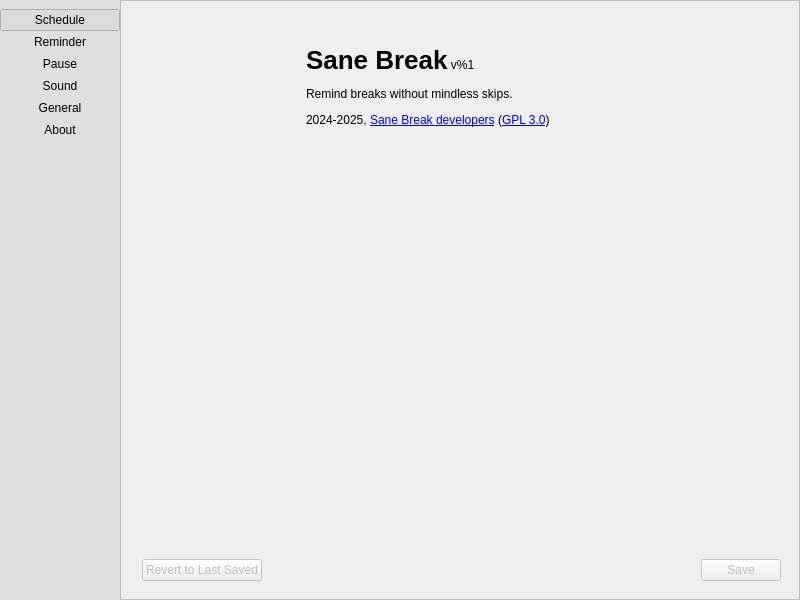
Before: the Qt Designer form src/gui/pref-window.ui in AllanChain/sane-break, drawn with Qt 5.
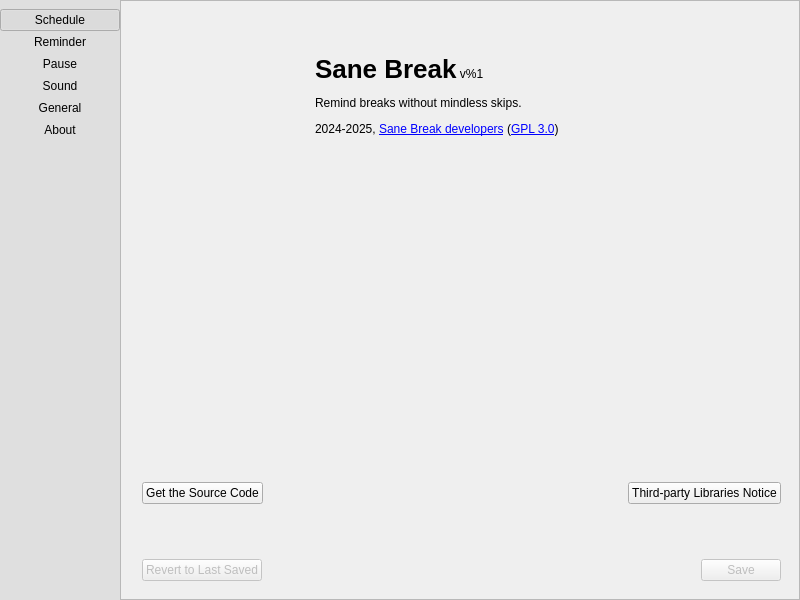
After: the same form once the commit is applied. The open tabs and pages were chosen to show the change. Icons and pictures are not drawn. Custom widgets are drawn as their Qt base class.

Commit message: move notices to a separate window for performance

The edit to the form file:
```diff
--- a/src/gui/pref-window.ui
+++ b/src/gui/pref-window.ui
@@ -1371,7 +1371,8 @@
             <property name="spacing">
              <number>24</number>
             </property>
-            <item>
+            <item alignment="Qt::AlignmentFlag::AlignTop">
+             <widget class="QWidget" name="aboutInfo" native="true">
              <layout class="QHBoxLayout" name="horizontalLayout_2">
               <property name="spacing">
                <number>16</number>
@@ -1452,40 +1453,38 @@
                </widget>
               </item>
              </layout>
+             </widget>
             </item>
             <item>
-             <widget class="QLabel" name="noticeLabel">
-              <property name="sizePolicy">
-               <sizepolicy hsizetype="Preferred" vsizetype="Expanding">
-                <horstretch>0</horstretch>
-                <verstretch>0</verstretch>
-               </sizepolicy>
-              </property>
-              <property name="minimumSize">
+             <layout class="QHBoxLayout" name="horizontalLayout_7">
+              <item>
+               <widget class="QPushButton" name="sourceCodeButton">
+                <property name="text">
+                 <string>Get the Source Code</string>
+                </property>
+               </widget>
+              </item>
+              <item>
+               <spacer name="horizontalSpacer_3">
+                <property name="orientation">
+                 <enum>Qt::Orientation::Horizontal</enum>
+                </property>
+                <property name="sizeHint" stdset="0">
                <size>
-                <width>0</width>
-                <height>0</height>
-               </size>
-              </property>
-              <property name="styleSheet">
-               <string notr="true"/>
-              </property>
+                  <width>40</width>
+                  <height>20</height>
+                 </size>
+                </property>
+               </spacer>
+              </item>
+              <item>
+               <widget class="QPushButton" name="noticeButton">
               <property name="text">
-               <string notr="true"/>
-              </property>
-              <property name="textFormat">
-               <enum>Qt::TextFormat::MarkdownText</enum>
-              </property>
-              <property name="alignment">
-               <set>Qt::AlignmentFlag::AlignLeading|Qt::AlignmentFlag::AlignLeft|Qt::AlignmentFlag::AlignTop</set>
-              </property>
-              <property name="wordWrap">
-               <bool>true</bool>
-              </property>
-              <property name="openExternalLinks">
-               <bool>true</bool>
-              </property>
-             </widget>
+                 <string>Third-party Libraries Notice</string>
+                </property>
+               </widget>
+              </item>
+             </layout>
             </item>
            </layout>
           </widget>
```
Lines whose indentation alone changed are shown as unchanged. The commit also changes 5 other files.
